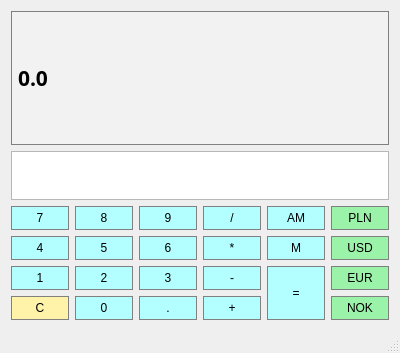
Qt form calculator.ui (tomek-em/Calculator) before a commit.
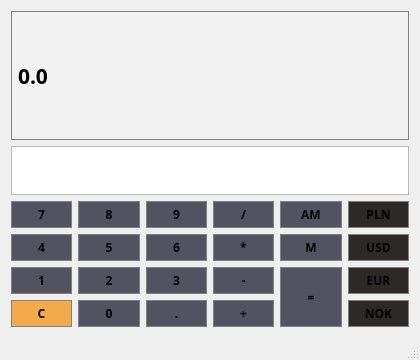
The same form after that commit.

Commit message: dark layout

The edit to the form file:
```diff
--- a/calculator.ui
+++ b/calculator.ui
@@ -6,15 +6,20 @@
    <rect>
     <x>0</x>
     <y>0</y>
-    <width>400</width>
-    <height>353</height>
+    <width>420</width>
+    <height>360</height>
    </rect>
   </property>
   <property name="windowTitle">
    <string>Calculator</string>
   </property>
   <property name="styleSheet">
-   <string notr="true">QPushButton
+   <string notr="true">centralWidget 
+{
+	background-color: #777788;
+}
+
+QPushButton
 {
 	background-color : #ccccff;
 	border : 1px solid grey;
@@ -29,6 +34,9 @@
 }</string>
   </property>
   <widget class="QWidget" name="centralWidget">
+   <property name="styleSheet">
+    <string notr="true"/>
+   </property>
    <layout class="QGridLayout" name="gridLayout_2">
     <item row="4" column="1">
      <widget class="QPushButton" name="Button5">
@@ -38,6 +46,18 @@
         <verstretch>0</verstretch>
        </sizepolicy>
       </property>
+      <property name="font">
+       <font>
+        <family>Play</family>
+        <weight>75</weight>
+        <bold>true</bold>
+       </font>
+      </property>
+      <property name="styleSheet">
+       <string notr="true">QPushButton {
+	background: #525261;
+}</string>
+      </property>
       <property name="text">
        <string>5</string>
       </property>
@@ -51,6 +71,18 @@
         <verstretch>0</verstretch>
        </sizepolicy>
       </property>
+      <property name="font">
+       <font>
+        <family>Play</family>
+        <weight>75</weight>
+        <bold>true</bold>
+       </font>
+      </property>
+      <property name="styleSheet">
+       <string notr="true">QPushButton {
+	background: #525261;
+}</string>
+      </property>
       <property name="text">
        <string>6</string>
       </property>
@@ -64,6 +96,18 @@
         <verstretch>0</verstretch>
        </sizepolicy>
       </property>
+      <property name="font">
+       <font>
+        <family>Play</family>
+        <weight>75</weight>
+        <bold>true</bold>
+       </font>
+      </property>
+      <property name="styleSheet">
+       <string notr="true">QPushButton {
+	background: #525261;
+}</string>
+      </property>
       <property name="text">
        <string>*</string>
       </property>
@@ -77,6 +121,18 @@
         <verstretch>0</verstretch>
        </sizepolicy>
       </property>
+      <property name="font">
+       <font>
+        <family>Play</family>
+        <weight>75</weight>
+        <bold>true</bold>
+       </font>
+      </property>
+      <property name="styleSheet">
+       <string notr="true">QPushButton {
+	background: #525261;
+}</string>
+      </property>
       <property name="text">
        <string>-</string>
       </property>
@@ -90,6 +146,18 @@
         <verstretch>0</verstretch>
        </sizepolicy>
       </property>
+      <property name="font">
+       <font>
+        <family>Play</family>
+        <weight>75</weight>
+        <bold>true</bold>
+       </font>
+      </property>
+      <property name="styleSheet">
+       <string notr="true">QPushButton {
+	background: #525261;
+}</string>
+      </property>
       <property name="text">
        <string>3</string>
       </property>
@@ -103,6 +171,18 @@
         <verstretch>0</verstretch>
        </sizepolicy>
       </property>
+      <property name="font">
+       <font>
+        <family>Play</family>
+        <weight>75</weight>
+        <bold>true</bold>
+       </font>
+      </property>
+      <property name="styleSheet">
+       <string notr="true">QPushButton {
+	background: #525261;
+}</string>
+      </property>
       <property name="text">
        <string>9</string>
       </property>
@@ -116,6 +196,18 @@
         <verstretch>0</verstretch>
        </sizepolicy>
       </property>
+      <property name="font">
+       <font>
+        <family>Play</family>
+        <weight>75</weight>
+        <bold>true</bold>
+       </font>
+      </property>
+      <property name="styleSheet">
+       <string notr="true">QPushButton {
+	background: #525261;
+}</string>
+      </property>
       <property name="text">
        <string>8</string>
       </property>
@@ -129,6 +221,18 @@
         <verstretch>0</verstretch>
        </sizepolicy>
       </property>
+      <property name="font">
+       <font>
+        <family>Play</family>
+        <weight>75</weight>
+        <bold>true</bold>
+       </font>
+      </property>
+      <property name="styleSheet">
+       <string notr="true">QPushButton {
+	background: #525261;
+}</string>
+      </property>
       <property name="text">
        <string>4</string>
       </property>
@@ -204,6 +308,18 @@
         <verstretch>0</verstretch>
        </sizepolicy>
       </property>
+      <property name="font">
+       <font>
+        <family>Play</family>
+        <weight>75</weight>
+        <bold>true</bold>
+       </font>
+      </property>
+      <property name="styleSheet">
+       <string notr="true">QPushButton {
+	background: #525261;
+}</string>
+      </property>
       <property name="text">
        <string>7</string>
       </property>
@@ -217,6 +333,18 @@
         <verstretch>0</verstretch>
        </sizepolicy>
       </property>
+      <property name="font">
+       <font>
+        <family>Play</family>
+        <weight>75</weight>
+        <bold>true</bold>
+       </font>
+      </property>
+      <property name="styleSheet">
+       <string notr="true">QPushButton {
+	background: #525261;
+}</string>
+      </property>
       <property name="text">
        <string>/</string>
       </property>
@@ -230,6 +358,18 @@
         <verstretch>0</verstretch>
        </sizepolicy>
       </property>
+      <property name="font">
+       <font>
+        <family>Play</family>
+        <weight>75</weight>
+        <bold>true</bold>
+       </font>
+      </property>
+      <property name="styleSheet">
+       <string notr="true">QPushButton {
+	background: #525261;
+}</string>
+      </property>
       <property name="text">
        <string>2</string>
       </property>
@@ -243,6 +383,18 @@
         <verstretch>0</verstretch>
        </sizepolicy>
       </property>
+      <property name="font">
+       <font>
+        <family>Play</family>
+        <weight>75</weight>
+        <bold>true</bold>
+       </font>
+      </property>
+      <property name="styleSheet">
+       <string notr="true">QPushButton {
+	background: #525261;
+}</string>
+      </property>
       <property name="text">
        <string>1</string>
       </property>
@@ -256,10 +408,17 @@
         <verstretch>0</verstretch>
        </sizepolicy>
       </property>
+      <property name="font">
+       <font>
+        <family>Play</family>
+        <weight>75</weight>
+        <bold>true</bold>
+       </font>
+      </property>
       <property name="styleSheet">
        <string notr="true">QPushButton
 {
-background-color:rgb(155, 243, 169);
+background-color: #2D2926;
 }</string>
       </property>
       <property name="text">
@@ -285,6 +444,18 @@
         <verstretch>0</verstretch>
        </sizepolicy>
       </property>
+      <property name="font">
+       <font>
+        <family>Play</family>
+        <weight>75</weight>
+        <bold>true</bold>
+       </font>
+      </property>
+      <property name="styleSheet">
+       <string notr="true">QPushButton {
+	background: #525261;
+}</string>
+      </property>
       <property name="text">
        <string>+</string>
       </property>
@@ -298,6 +469,18 @@
         <verstretch>0</verstretch>
        </sizepolicy>
       </property>
+      <property name="font">
+       <font>
+        <family>Play</family>
+        <weight>75</weight>
+        <bold>true</bold>
+       </font>
+      </property>
+      <property name="styleSheet">
+       <string notr="true">QPushButton {
+	background: #525261;
+}</string>
+      </property>
       <property name="text">
        <string>0</string>
       </property>
@@ -311,10 +494,17 @@
         <verstretch>0</verstretch>
        </sizepolicy>
       </property>
+      <property name="font">
+       <font>
+        <family>Play</family>
+        <weight>75</weight>
+        <bold>true</bold>
+       </font>
+      </property>
       <property name="styleSheet">
        <string notr="true">QPushButton
 {
-background-color:rgb(155, 243, 169);
+background-color: #2D2926;
 }</string>
       </property>
       <property name="text">
@@ -330,10 +520,17 @@
         <verstretch>0</verstretch>
        </sizepolicy>
       </property>
+      <property name="font">
+       <font>
+        <family>Play</family>
+        <weight>75</weight>
+        <bold>true</bold>
+       </font>
+      </property>
       <property name="styleSheet">
        <string notr="true">QPushButton
 {
-background-color:rgb(155, 243, 169);
+background-color: #2D2926;
 }</string>
       </property>
       <property name="text">
@@ -349,13 +546,20 @@
         <verstretch>0</verstretch>
        </sizepolicy>
       </property>
+      <property name="font">
+       <font>
+        <family>Play</family>
+        <weight>75</weight>
+        <bold>true</bold>
+       </font>
+      </property>
       <property name="autoFillBackground">
        <bool>false</bool>
       </property>
       <property name="styleSheet">
        <string notr="true">QPushButton
 {
-background-color:rgb(155, 243, 169);
+background-color: #2D2926;
 }</string>
       </property>
       <property name="text">
@@ -371,6 +575,18 @@
         <verstretch>0</verstretch>
        </sizepolicy>
       </property>
+      <property name="font">
+       <font>
+        <family>Play</family>
+        <weight>75</weight>
+        <bold>true</bold>
+       </font>
+      </property>
+      <property name="styleSheet">
+       <string notr="true">QPushButton {
+	background: #525261;
+}</string>
+      </property>
       <property name="text">
        <string>.</string>
       </property>
@@ -384,10 +600,17 @@
         <verstretch>0</verstretch>
        </sizepolicy>
       </property>
+      <property name="font">
+       <font>
+        <family>Play</family>
+        <weight>75</weight>
+        <bold>true</bold>
+       </font>
+      </property>
       <property name="styleSheet">
        <string notr="true">QPushButton
 {
-background-color:rgb(255, 243, 169);
+background-color: #F2AA4C;
 }</string>
       </property>
       <property name="text">
@@ -403,6 +626,18 @@
         <verstretch>0</verstretch>
        </sizepolicy>
       </property>
+      <property name="font">
+       <font>
+        <family>Play</family>
+        <weight>75</weight>
+        <bold>true</bold>
+       </font>
+      </property>
+      <property name="styleSheet">
+       <string notr="true">QPushButton {
+	background: #525261;
+}</string>
+      </property>
       <property name="text">
        <string>M</string>
       </property>
@@ -416,6 +651,18 @@
         <verstretch>0</verstretch>
        </sizepolicy>
       </property>
+      <property name="font">
+       <font>
+        <family>Play</family>
+        <weight>75</weight>
+        <bold>true</bold>
+       </font>
+      </property>
+      <property name="styleSheet">
+       <string notr="true">QPushButton {
+	background: #525261;
+}</string>
+      </property>
       <property name="text">
        <string>=</string>
       </property>
@@ -429,6 +676,18 @@
         <verstretch>0</verstretch>
        </sizepolicy>
       </property>
+      <property name="font">
+       <font>
+        <family>Play</family>
+        <weight>75</weight>
+        <bold>true</bold>
+       </font>
+      </property>
+      <property name="styleSheet">
+       <string notr="true">QPushButton {
+	background: #525261;
+}</string>
+      </property>
       <property name="text">
        <string>AM</string>
       </property>
```
Left out of the diff: 2 changed lines with no effect on the pictures. The commit also changes 5 other files.
